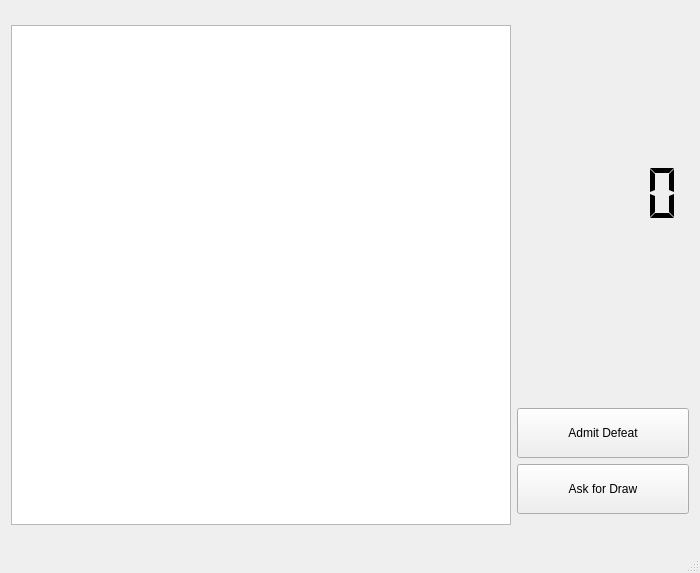
Above: mainwindow.ui from Ramph123/Chess-Game before the change. Below: the same form after it.
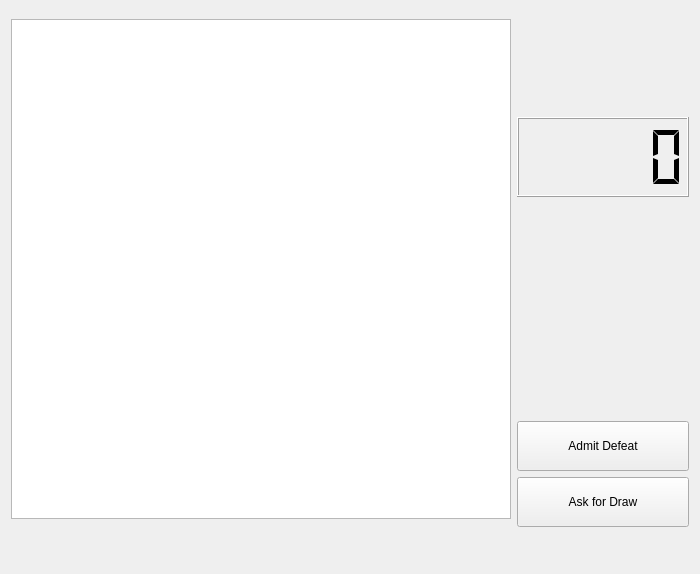
That is the form after the change.

Diff of the .ui file:
```diff
--- a/mainwindow.ui
+++ b/mainwindow.ui
@@ -7,7 +7,7 @@
     <x>0</x>
     <y>0</y>
     <width>700</width>
-    <height>573</height>
+    <height>574</height>
    </rect>
   </property>
   <property name="sizePolicy">
@@ -26,6 +26,8 @@
    <string>MainWindow</string>
   </property>
   <widget class="QWidget" name="centralWidget">
+   <layout class="QVBoxLayout" name="verticalLayout_3">
+    <item>
    <layout class="QHBoxLayout" name="horizontalLayout">
     <item>
      <widget class="QGraphicsView" name="graphicsView">
@@ -52,7 +54,7 @@
     <item>
      <layout class="QVBoxLayout" name="verticalLayout">
       <item>
-       <widget class="QLabel" name="label">
+         <widget class="QLabel" name="turnLabel">
         <property name="sizePolicy">
          <sizepolicy hsizetype="Preferred" vsizetype="Maximum">
           <horstretch>0</horstretch>
@@ -65,6 +67,11 @@
           <height>100</height>
          </size>
         </property>
+          <property name="font">
+           <font>
+            <pointsize>18</pointsize>
+           </font>
+          </property>
         <property name="text">
          <string/>
         </property>
@@ -81,40 +88,22 @@
         <property name="maximumSize">
          <size>
           <width>16777215</width>
-          <height>60</height>
-         </size>
-        </property>
-        <property name="lineWidth">
-         <number>0</number>
-        </property>
+            <height>80</height>
+           </size>
+          </property>
         <property name="segmentStyle">
          <enum>QLCDNumber::Flat</enum>
         </property>
        </widget>
       </item>
       <item>
-       <layout class="QVBoxLayout" name="verticalLayout_2">
-        <item>
-         <widget class="QWidget" name="widget" native="true">
-          <property name="maximumSize">
-           <size>
-            <width>16777215</width>
-            <height>150</height>
-           </size>
-          </property>
-         </widget>
+         <widget class="QWidget" name="widget" native="true"/>
         </item>
         <item>
          <widget class="QPushButton" name="defeatButton">
-          <property name="sizePolicy">
-           <sizepolicy hsizetype="Minimum" vsizetype="Maximum">
-            <horstretch>0</horstretch>
-            <verstretch>0</verstretch>
-           </sizepolicy>
-          </property>
-          <property name="maximumSize">
+          <property name="minimumSize">
            <size>
-            <width>16777215</width>
+            <width>0</width>
             <height>50</height>
            </size>
           </property>
@@ -125,15 +114,9 @@
         </item>
         <item>
          <widget class="QPushButton" name="drawButton">
-          <property name="sizePolicy">
-           <sizepolicy hsizetype="Minimum" vsizetype="Maximum">
-            <horstretch>0</horstretch>
-            <verstretch>0</verstretch>
-           </sizepolicy>
-          </property>
-          <property name="maximumSize">
+          <property name="minimumSize">
            <size>
-            <width>16777215</width>
+            <width>0</width>
             <height>50</height>
            </size>
           </property>
@@ -146,6 +129,25 @@
       </item>
      </layout>
     </item>
+    <item>
+     <widget class="QLabel" name="statusLabel">
+      <property name="sizePolicy">
+       <sizepolicy hsizetype="Preferred" vsizetype="Preferred">
+        <horstretch>0</horstretch>
+        <verstretch>0</verstretch>
+       </sizepolicy>
+      </property>
+      <property name="maximumSize">
+       <size>
+        <width>16777215</width>
+        <height>30</height>
+       </size>
+      </property>
+      <property name="text">
+       <string/>
+      </property>
+     </widget>
+    </item>
    </layout>
   </widget>
   <widget class="QMenuBar" name="menuBar">
@@ -158,7 +160,6 @@
     </rect>
    </property>
   </widget>
-  <widget class="QStatusBar" name="statusBar"/>
  </widget>
  <layoutdefault spacing="6" margin="11"/>
  <resources/>
```
Lines whose indentation alone changed are shown as unchanged.
